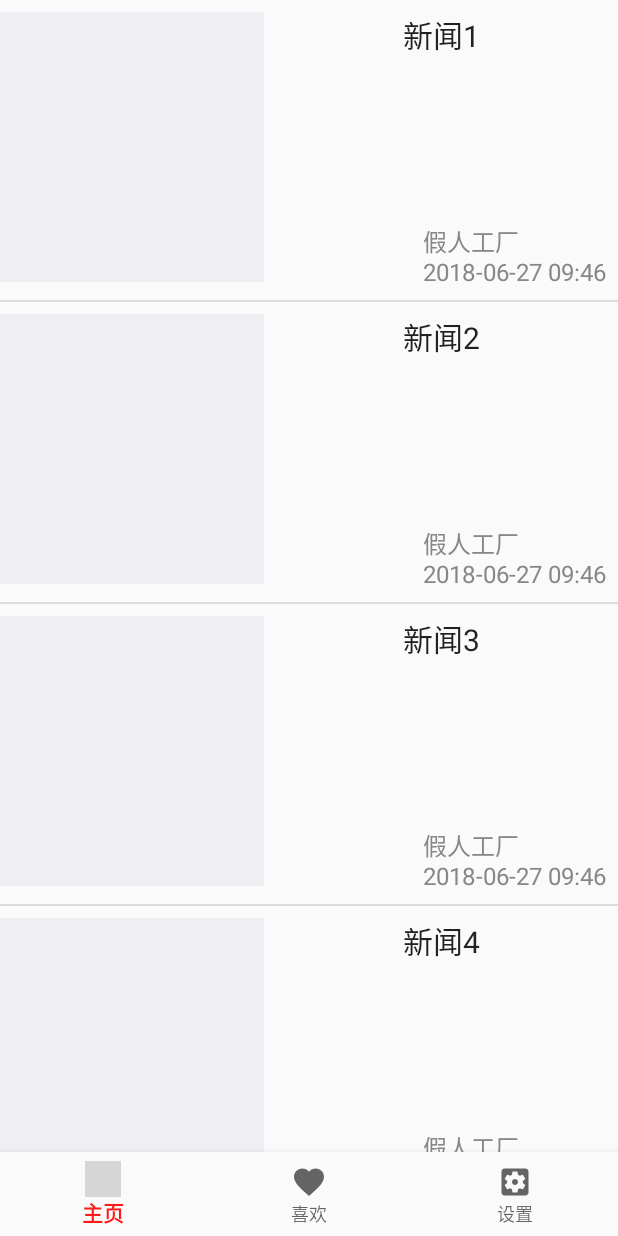
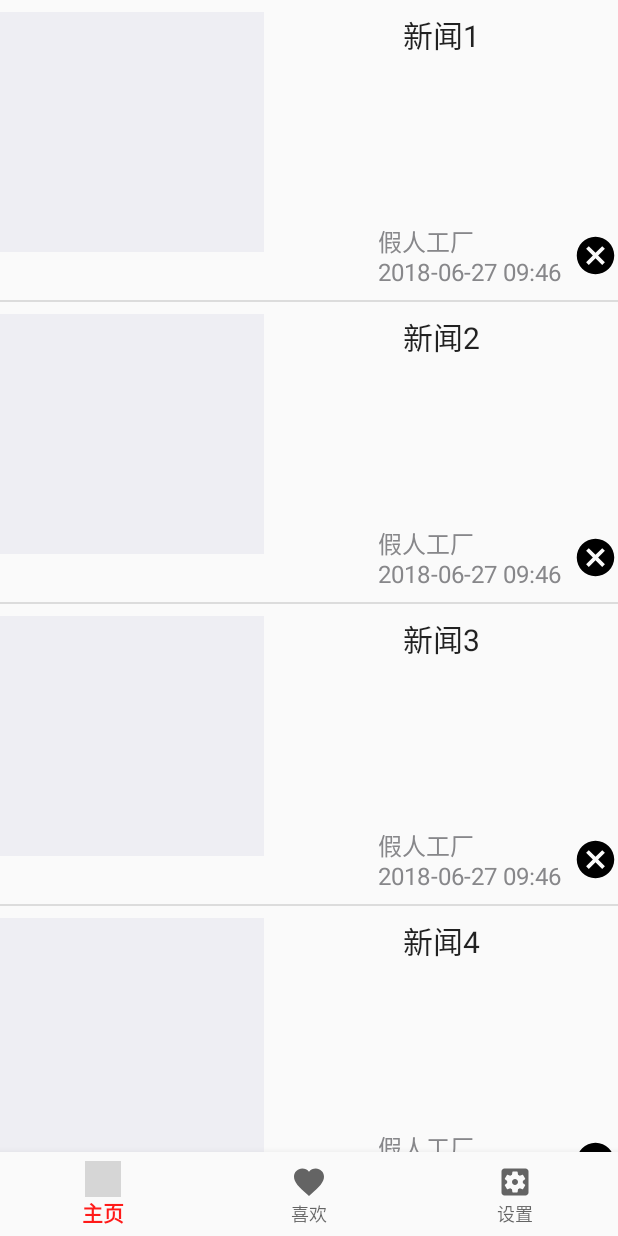
Before and after one commit to FoxyWinner/TodaysHeadlineTraining, an Android app: the HomeFragment screen opened directly, with no data from a screen before it, on a phone screen of 412 x 824 dp. Run offline under Robolectric (Android 15) with nearby library versions, the phone set to English and light mode, and no system bars; grey boxes are pictures that could not be loaded.

Commit message:
实现Recyclerview点击取消（x）按钮，删除新闻条目。

```diff
--- a/app/src/main/java/com/cool/todayheadline/fragments/MyNewsItemRecyclerViewAdapter.java
+++ b/app/src/main/java/com/cool/todayheadline/fragments/MyNewsItemRecyclerViewAdapter.java
@@ -19,6 +19,7 @@ public class MyNewsItemRecyclerViewAdapter extends RecyclerView.Adapter<MyNewsIt
 
     private final List<NewsItem> mValues;
     private final OnListFragmentInteractionListener mListener;
+    private static final String TAG = "MyNewsItemRecyclerViewA";
 
     public MyNewsItemRecyclerViewAdapter(List<NewsItem> newsItemList, OnListFragmentInteractionListener listener)
     {
@@ -35,7 +36,7 @@ public class MyNewsItemRecyclerViewAdapter extends RecyclerView.Adapter<MyNewsIt
     }
 
     @Override
-    public void onBindViewHolder(final ViewHolder holder, int position)
+    public void onBindViewHolder(final ViewHolder holder, final int position)
     {
         holder.mItem = mValues.get(position);
         holder.mTitleView.setText(mValues.get(position).getTitle());
@@ -43,6 +44,18 @@ public class MyNewsItemRecyclerViewAdapter extends RecyclerView.Adapter<MyNewsIt
 
         //图片加载
         new DownloadImageTask(holder.mImageView).execute(mValues.get(position).getPic_url());
+
+        holder.mCancelButton.setOnClickListener(new View.OnClickListener()
+        {
+            @Override
+            public void onClick(View view)
+            {
+                mValues.remove(position);
+                MyNewsItemRecyclerViewAdapter.this.notifyItemRemoved(position);
+                MyNewsItemRecyclerViewAdapter.this.notifyItemRangeChanged(0,MyNewsItemRecyclerViewAdapter.this.mValues.size());
+            }
+        });
+
 
         holder.mView.setOnClickListener(new View.OnClickListener()
         {
@@ -69,6 +82,8 @@ public class MyNewsItemRecyclerViewAdapter extends RecyclerView.Adapter<MyNewsIt
     {
         public final View mView;
         public final ImageView mImageView;
+        public final ImageView mCancelButton;
+
         public final TextView mTitleView;
         public final TextView mAuthorDateView;
         public NewsItem mItem;
@@ -80,6 +95,7 @@ public class MyNewsItemRecyclerViewAdapter extends RecyclerView.Adapter<MyNewsIt
             mTitleView = (TextView) view.findViewById(R.id.news_item_title_tv);
             mAuthorDateView = (TextView) view.findViewById(R.id.news_item_author_date_tv);
             mImageView = (ImageView) view.findViewById(R.id.news_item_iv);
+            mCancelButton = (ImageView) view.findViewById(R.id.news_item_cancel_bt);
         }
 
         @Override
--- a/app/src/main/res/layout/fragment_newsitem.xml
+++ b/app/src/main/res/layout/fragment_newsitem.xml
@@ -6,7 +6,7 @@
     <ImageView
         android:id="@+id/news_item_iv"
         android:layout_width="0dp"
-        android:layout_height="180dp"
+        android:layout_height="160dp"
         android:layout_marginTop="@dimen/activity_vertical_margin"
         android:layout_marginBottom="@dimen/activity_vertical_margin"
         android:background="@color/bgColor"
@@ -29,9 +29,15 @@
             android:text="新闻标题"
             android:textAppearance="?attr/textAppearanceListItem"/>
 
-        <TextView
+        <LinearLayout
+            android:layout_width="wrap_content"
+            android:layout_height="wrap_content"
             android:layout_alignParentBottom="true"
             android:layout_alignParentRight="true"
+            android:orientation="horizontal"
+            android:gravity="center"
+            >
+            <TextView
                 android:text="作者
 2000-00-00 00:00"
                 android:textColor="@color/author_tx_color"
@@ -40,6 +46,14 @@
                 android:layout_height="wrap_content"
                 android:layout_margin="@dimen/text_margin"
                 android:textAppearance="?attr/textAppearanceListItem"/>
+            <ImageView
+                android:clickable="true"
+                android:id="@+id/news_item_cancel_bt"
+                android:layout_width="30dp"
+                android:layout_height="30dp"
+                android:background="@drawable/ic_cancel_black_24dp"/>
+        </LinearLayout>
+
     </RelativeLayout>
 
 </LinearLayout>
```
Lines whose indentation alone changed are shown as unchanged.
